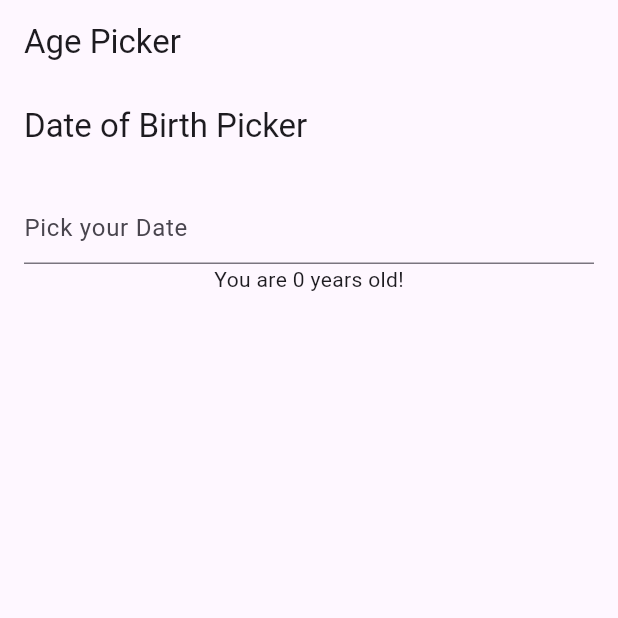
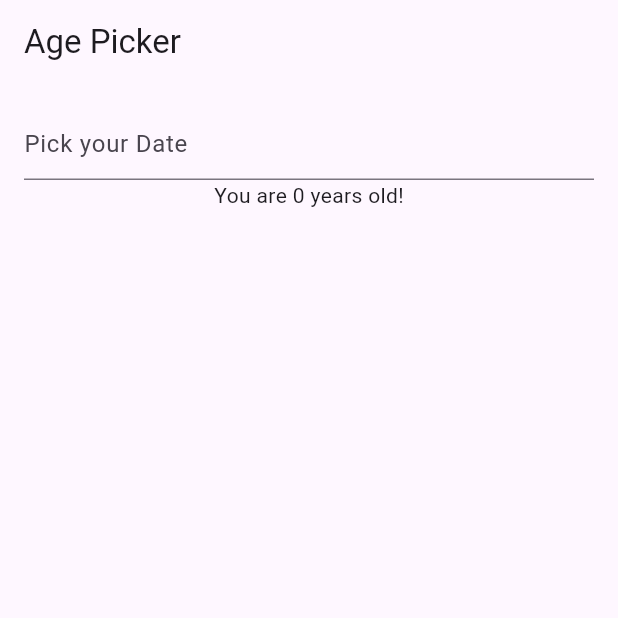
Before and after one commit to staticGuru/mobile-app-components, a Flutter app: the screen it shows after launch, on a phone screen of 412 x 824 dp, the top half of it. Run offline on Flutter 3.47's test engine with Material 2 defaults, Android fonts, the phone set to English and light mode, and no system bars; our stand-ins replace carousel_slider.

Commit message:
Integrate the components

```diff
--- a/lib/main.dart
+++ b/lib/main.dart
@@ -14,13 +14,16 @@ class MyApp extends StatelessWidget {
     "https://images.unsplash.com/photo-1682685797406-97f364419b4a?ixlib=rb-4.0.3&ixid=M3wxMjA3fDF8MHxwaG90by1wYWdlfHx8fGVufDB8fHx8fA%3D%3D&auto=format&fit=crop&w=870&q=80",
     "https://wallpaperaccess.com/full/2637581.jpg",
     "card",
-    "slider"
+    "slider",
+    "progressBar",
+    "activityIndicator",
+    "Bottom Bar"
   ];
   // This widget is the root of your application.
   @override
   Widget build(BuildContext context) {
     return MaterialApp(
-      title: 'Flutter Demo',
+      title: 'React Native Demo',
       debugShowCheckedModeBanner: false,
       theme: ThemeData(
         // This is the theme of your application.
--- a/lib/widgets/agePicker.dart
+++ b/lib/widgets/agePicker.dart
@@ -40,9 +40,6 @@ class _AgePickerState extends State<AgePicker> {
   @override
   Widget build(BuildContext context) {
     return Scaffold(
-        appBar: AppBar(
-          title: const Text('Date of Birth Picker'),
-        ),
         body: Padding(
             padding: const EdgeInsets.all(16.0),
             child: Center(
--- a/lib/widgets/sliders.dart
+++ b/lib/widgets/sliders.dart
@@ -1,5 +1,8 @@
 import 'package:carousel_slider/carousel_slider.dart';
 import 'package:flutter/material.dart';
+import 'package:widgets_app/widgets/BottomSheetComponent.dart';
+import 'package:widgets_app/widgets/ProgressBarComponent.dart';
+import 'package:widgets_app/widgets/activityIndicator.dart';
 import 'package:widgets_app/widgets/agePicker.dart';
 import 'package:widgets_app/widgets/card.dart';
 import 'package:widgets_app/widgets/sliderComponent.dart';
@@ -33,10 +36,17 @@ class _SliderPluginState extends State<SliderPlugin> {
                 : widget.images[pagePosition] == "card"
                     ? CardDesign()
                     : widget.images[pagePosition] == "slider"
-                        ?  sliderComponent()
-                        : GestureDetector(
-                            onTap: () => print(pagePosition),
-                            child: Image.network(widget.images[pagePosition]));
+                        ? sliderComponent()
+                        : widget.images[pagePosition] == "progressBar"
+                            ? ProgressBarComponent()
+                            : widget.images[pagePosition] == "activityIndicator"
+                                ? ActivityIndicator()
+                                : widget.images[pagePosition] == "Bottom Bar"
+                                    ? BottomSheetComponent(context)
+                                    : GestureDetector(
+                                        onTap: () => print(pagePosition),
+                                        child: Image.network(
+                                            widget.images[pagePosition]));
           }),
     );
   }
```
